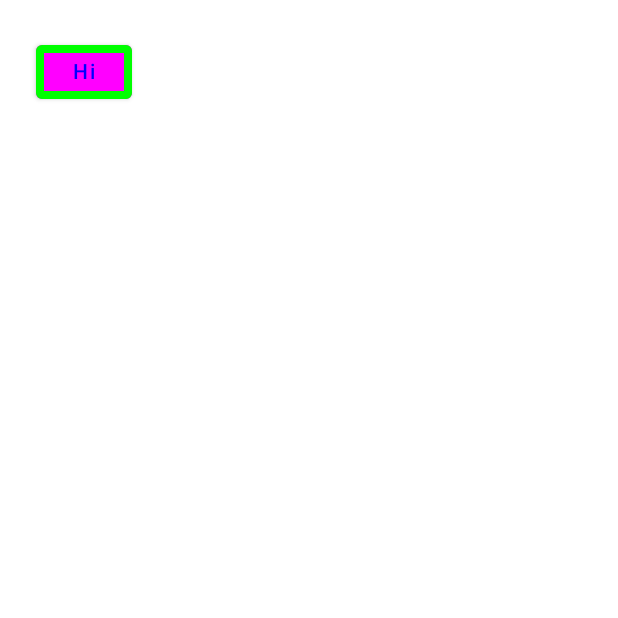
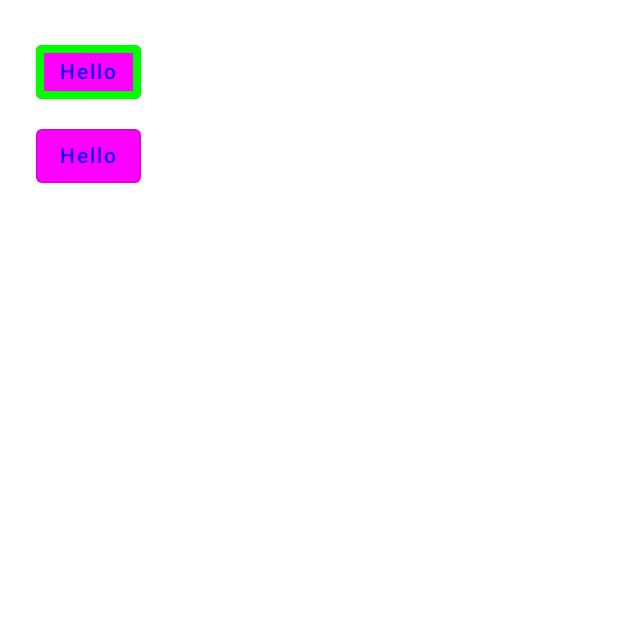
Before and after one commit to veselin0/Jetpack-Compose-Aristedes, an Android app built with Jetpack Compose: the screen it shows after launch (MainActivity), on a phone screen of 412 x 824 dp, the top half of it. Run offline under Robolectric (Android 15) with nearby library versions, the phone set to English and light mode, and no system bars.

Commit message:
29. OutlinedButton

```diff
--- a/JetpackComponentsCatalog/app/src/main/java/com/example/jetpackcomponentscatalog/MainActivity.kt
+++ b/JetpackComponentsCatalog/app/src/main/java/com/example/jetpackcomponentscatalog/MainActivity.kt
@@ -71,7 +71,21 @@ fun MyButtonExample() {
             ),
             border = BorderStroke(5.dp, Color.Green)
         ) {
-            Text(text = "Hi")
+            Text(text = "Hello")
+        }
+
+        OutlinedButton(
+            onClick = { enabled = false },
+            enabled = enabled,
+            modifier = Modifier.padding(top = 8.dp),
+            colors = ButtonDefaults.buttonColors(
+                backgroundColor = Color.Magenta,
+                contentColor = Color.Blue,
+                disabledBackgroundColor = Color.Blue,
+                disabledContentColor = Color.Red
+            ),
+        ) {
+            Text(text = "Hello")
         }
     }
 }
```
